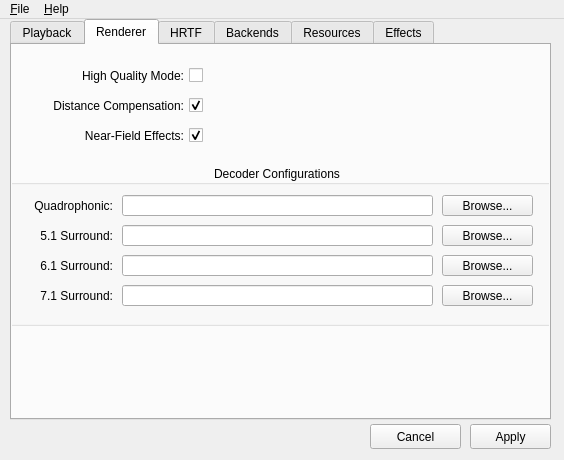
Before: the Qt Designer form utils/alsoft-config/mainwindow.ui in kcat/openal-soft, drawn with Qt 5.
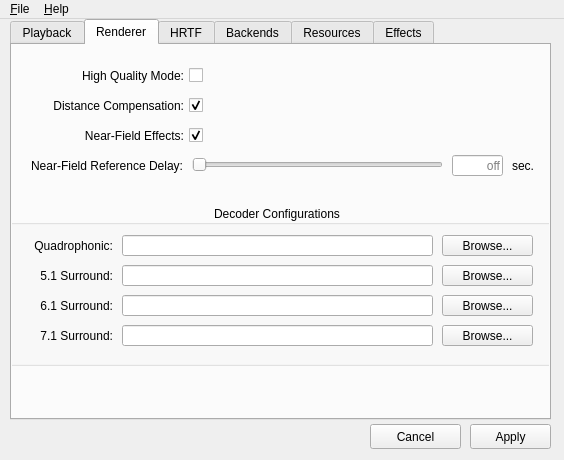
After: the same form once the commit is applied. The open tabs and pages were chosen to show the change. Icons and pictures are not drawn.

Commit message: Handle the nfc-ref-delay config option

```diff
--- a/utils/alsoft-config/mainwindow.ui
+++ b/utils/alsoft-config/mainwindow.ui
@@ -621,7 +621,7 @@
       <property name="geometry">
        <rect>
         <x>-10</x>
-        <y>120</y>
+        <y>160</y>
         <width>551</width>
         <height>161</height>
        </rect>
@@ -818,6 +818,88 @@
        <bool>true</bool>
       </property>
      </widget>
+     <widget class="QWidget" name="widget_3" native="true">
+      <property name="geometry">
+       <rect>
+        <x>-10</x>
+        <y>110</y>
+        <width>551</width>
+        <height>21</height>
+       </rect>
+      </property>
+      <property name="toolTip">
+       <string>The reference delay value for ambisonic output. When
+Channels is set to one of the Ambisonic formats, this
+option enables NFC-HOA output with the specified
+Reference Delay parameter. The specified value can then
+be shared with an appropriate NFC-HOA decoder to
+reproduce correct near-field effects. Keep in mind that
+despite being designed for higher-order ambisonics, this
+applies to first-order output all the same. When left unset,
+normal output is created with no near-field simulation.</string>
+      </property>
+      <widget class="QLabel" name="label_27">
+       <property name="geometry">
+        <rect>
+         <x>20</x>
+         <y>0</y>
+         <width>161</width>
+         <height>21</height>
+        </rect>
+       </property>
+       <property name="text">
+        <string>Near-Field Reference Delay:</string>
+       </property>
+       <property name="alignment">
+        <set>Qt::AlignRight|Qt::AlignTrailing|Qt::AlignVCenter</set>
+       </property>
+      </widget>
+      <widget class="QSlider" name="decoderNFRefDelaySlider">
+       <property name="geometry">
+        <rect>
+         <x>190</x>
+         <y>0</y>
+         <width>251</width>
+         <height>20</height>
+        </rect>
+       </property>
+       <property name="maximum">
+        <number>1000</number>
+       </property>
+       <property name="orientation">
+        <enum>Qt::Horizontal</enum>
+       </property>
+      </widget>
+      <widget class="QLineEdit" name="decoderNFRefDelayEdit">
+       <property name="geometry">
+        <rect>
+         <x>450</x>
+         <y>0</y>
+         <width>51</width>
+         <height>21</height>
+        </rect>
+       </property>
+       <property name="alignment">
+        <set>Qt::AlignRight|Qt::AlignTrailing|Qt::AlignVCenter</set>
+       </property>
+       <property name="placeholderText">
+        <string>off</string>
+       </property>
+      </widget>
+      <widget class="QLabel" name="label_31">
+       <property name="geometry">
+        <rect>
+         <x>510</x>
+         <y>0</y>
+         <width>31</width>
+         <height>21</height>
+        </rect>
+       </property>
+       <property name="text">
+        <string>sec.</string>
+       </property>
+      </widget>
+     </widget>
     </widget>
     <widget class="QWidget" name="tab_5">
      <attribute name="title">
```
The commit also changes 3 other files.
